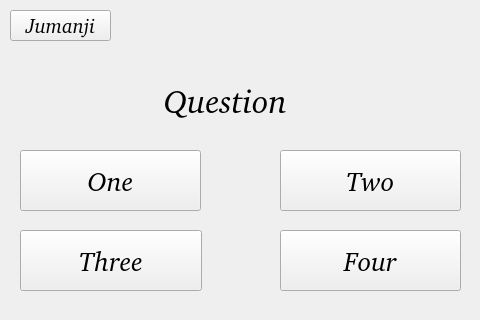
Anastasiyabordak/-Jumanji, file GUI/game.ui: the form before one commit.
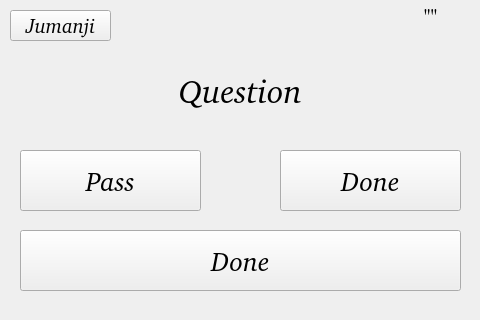
The form after the commit.

```diff
--- a/GUI/game.ui
+++ b/GUI/game.ui
@@ -17,9 +17,9 @@
    <widget class="QLabel" name="question">
     <property name="geometry">
      <rect>
-      <x>110</x>
-      <y>60</y>
-      <width>231</width>
+      <x>10</x>
+      <y>50</y>
+      <width>461</width>
       <height>81</height>
      </rect>
     </property>
@@ -63,7 +63,7 @@
      </font>
     </property>
     <property name="text">
-     <string>One</string>
+     <string>Pass</string>
     </property>
     <property name="iconSize">
      <size>
@@ -89,7 +89,7 @@
      </font>
     </property>
     <property name="text">
-     <string>Two</string>
+     <string>Done</string>
     </property>
    </widget>
    <widget class="QPushButton" name="three">
@@ -97,7 +97,7 @@
      <rect>
       <x>20</x>
       <y>230</y>
-      <width>182</width>
+      <width>441</width>
       <height>61</height>
      </rect>
     </property>
@@ -109,27 +109,7 @@
      </font>
     </property>
     <property name="text">
-     <string>Three</string>
-    </property>
-   </widget>
-   <widget class="QPushButton" name="four">
-    <property name="geometry">
-     <rect>
-      <x>280</x>
-      <y>230</y>
-      <width>181</width>
-      <height>61</height>
-     </rect>
-    </property>
-    <property name="font">
-     <font>
-      <family>Bitstream Charter</family>
-      <pointsize>20</pointsize>
-      <italic>true</italic>
-     </font>
-    </property>
-    <property name="text">
-     <string>Four</string>
+     <string>Done</string>
     </property>
    </widget>
    <widget class="QPushButton" name="back">
@@ -152,6 +132,29 @@
      <string>Jumanji</string>
     </property>
    </widget>
+   <widget class="QLabel" name="id">
+    <property name="geometry">
+     <rect>
+      <x>380</x>
+      <y>0</y>
+      <width>101</width>
+      <height>31</height>
+     </rect>
+    </property>
+    <property name="font">
+     <font>
+      <family>Bitstream Charter</family>
+      <pointsize>15</pointsize>
+      <italic>true</italic>
+     </font>
+    </property>
+    <property name="text">
+     <string>&quot;&quot;</string>
+    </property>
+    <property name="alignment">
+     <set>Qt::AlignCenter</set>
+    </property>
+   </widget>
   </widget>
  </widget>
  <resources/>
```
